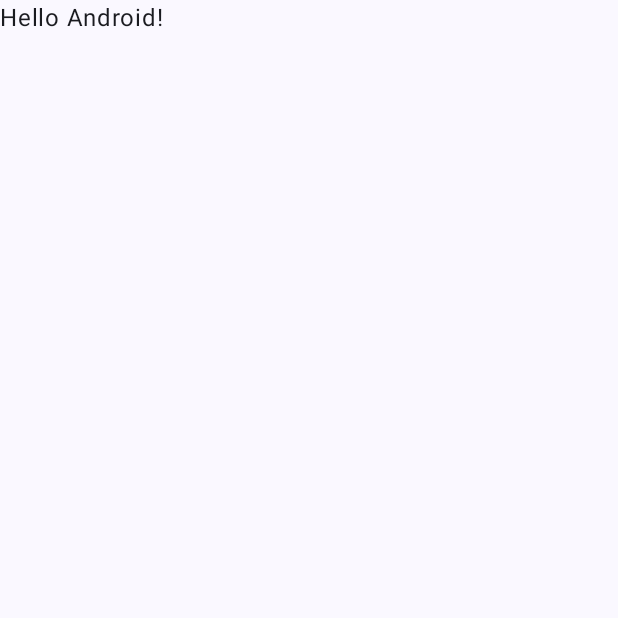
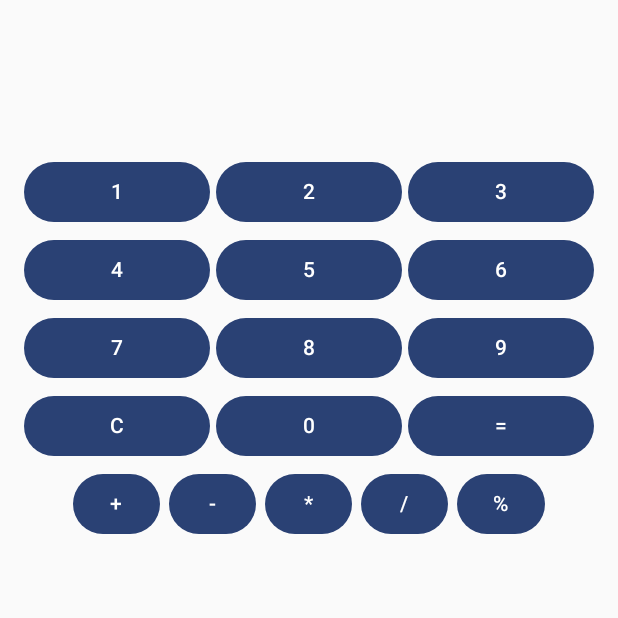
Before and after one commit to AnastasisArt/Calculatrice, an Android app built with Jetpack Compose: the screen it shows after launch (MainActivity), on a phone screen of 412 x 824 dp, the top half of it. Before the commit the part shown is almost empty. Run offline under Robolectric (Android 15) with nearby library versions, the phone set to English and light mode, and no system bars.

Commit message:
Fonctionnel - A améliorer

```diff
--- a/app/build.gradle.kts
+++ b/app/build.gradle.kts
@@ -6,7 +6,7 @@ plugins {
 
 android {
     namespace = "com.example.calculatrice_av"
-    compileSdk = 34
+    compileSdk = 35
 
     defaultConfig {
         applicationId = "com.example.calculatrice_av"
--- a/app/src/main/java/com/example/calculatrice_av/MainActivity.kt
+++ b/app/src/main/java/com/example/calculatrice_av/MainActivity.kt
@@ -4,13 +4,12 @@ import android.os.Bundle
 import androidx.activity.ComponentActivity
 import androidx.activity.compose.setContent
 import androidx.activity.enableEdgeToEdge
-import androidx.compose.foundation.layout.fillMaxSize
-import androidx.compose.foundation.layout.padding
-import androidx.compose.material3.Scaffold
-import androidx.compose.material3.Text
-import androidx.compose.runtime.Composable
+import androidx.compose.foundation.layout.*
+import androidx.compose.material3.*
+import androidx.compose.runtime.*
 import androidx.compose.ui.Modifier
-import androidx.compose.ui.tooling.preview.Preview
+import androidx.compose.ui.Alignment
+import androidx.compose.ui.unit.dp
 import com.example.calculatrice_av.ui.theme.Calculatrice_AVTheme
 
 class MainActivity : ComponentActivity() {
@@ -19,29 +18,116 @@ class MainActivity : ComponentActivity() {
         enableEdgeToEdge()
         setContent {
             Calculatrice_AVTheme {
-                Scaffold(modifier = Modifier.fillMaxSize()) { innerPadding ->
-                    Greeting(
-                        name = "Android",
-                        modifier = Modifier.padding(innerPadding)
-                    )
-                }
+                CalculatriceApp(modifier = Modifier.fillMaxSize())
             }
         }
     }
 }
 
 @Composable
-fun Greeting(name: String, modifier: Modifier = Modifier) {
-    Text(
-        text = "Hello $name!",
-        modifier = modifier
-    )
-}
+fun CalculatriceApp(modifier: Modifier = Modifier){
+    val calculatrice = remember{Calculatrice()}
+    //Mise en place d'une variable d'état afin d'afficher la saisie dynamiquement
+    var displaySaisie by remember{mutableStateOf(calculatrice.getSaisie())}
 
-@Preview(showBackground = true)
-@Composable
-fun GreetingPreview() {
-    Calculatrice_AVTheme {
-        Greeting("Android")
+    //Mise à jour de l'affichage
+    fun updateSaisie(){
+        displaySaisie= calculatrice.getSaisie()
+    }
+
+    Column(
+        modifier= modifier.fillMaxSize().padding(16.dp),
+        verticalArrangement = Arrangement.spacedBy(4.dp),
+        horizontalAlignment = Alignment.CenterHorizontally
+    ){
+        //Affichage de la saisie
+        Text(text=displaySaisie, modifier= Modifier.padding(30.dp))
+
+        //---- Boutons
+        //1ere ligne boutons
+        Row(modifier= Modifier.fillMaxWidth(), horizontalArrangement = Arrangement.spacedBy(4.dp)){
+            listOf("1", "2", "3").forEach{chiffre->
+                Button(onClick={
+                    calculatrice.addNum(chiffre)
+                    updateSaisie()
+                },
+                    modifier= Modifier.weight(1f)
+                ){
+                    Text(text=chiffre)
+                }
+            }
+        }
+
+        //2eme ligne boutons
+        Row(modifier= Modifier.fillMaxWidth(), horizontalArrangement = Arrangement.spacedBy(4.dp)){
+            listOf("4", "5", "6").forEach{chiffre->
+                Button(onClick={
+                    calculatrice.addNum(chiffre)
+                    updateSaisie()
+                },
+                    modifier= Modifier.weight(1f)
+                ){
+                    Text(text=chiffre)
+                }
+            }
+        }
+
+        //3ème ligne boutons
+        Row(modifier= Modifier.fillMaxWidth(), horizontalArrangement = Arrangement.spacedBy(4.dp)){
+            listOf("7", "8", "9").forEach{chiffre->
+                Button(onClick={
+                    calculatrice.addNum(chiffre)
+                    updateSaisie()
+                },
+                    modifier= Modifier.weight(1f)
+                ){
+                    Text(text=chiffre)
+                }
+            }
+        }
+
+        //4ème ligne boutons
+        Row(modifier= Modifier.fillMaxWidth(), horizontalArrangement = Arrangement.spacedBy(4.dp)){
+            //Bouton effacer
+            Button(onClick={
+                calculatrice.resetCalc()
+                updateSaisie()
+            },
+                modifier= Modifier.weight(1f)
+            ){
+                Text(text="C")
+            }
+
+            Button(onClick={
+                calculatrice.addNum("0")
+                updateSaisie()
+            },
+                modifier= Modifier.weight(1f)
+            ){
+                Text(text="0")
+            }
+
+            //Bouton pour calculer
+            Button(onClick={
+                calculatrice.calculer()
+                updateSaisie()
+            },
+                modifier= Modifier.weight(1f)
+            ){
+                Text(text="=")
+            }
+        }
+
+        //Boutons d'opérateurs
+        Row(horizontalArrangement = Arrangement.spacedBy(6.dp)){
+            listOf("+", "-", "*", "/", "%").forEach{operateur->
+                Button(onClick={
+                    calculatrice.addOpe(operateur)
+                    updateSaisie()
+                }){
+                    Text(text=operateur)
+                }
+            }
+        }
     }
 }
--- a/app/src/main/java/com/example/calculatrice_av/ui/theme/Theme.kt
+++ b/app/src/main/java/com/example/calculatrice_av/ui/theme/Theme.kt
@@ -45,7 +45,6 @@ fun Calculatrice_AVTheme(
         val context = LocalContext.current
         if (darkTheme) dynamicDarkColorScheme(context) else dynamicLightColorScheme(context)
       }
-
       darkTheme -> DarkColorScheme
       else -> LightColorScheme
     }
--- a/app/src/main/res/values/themes.xml
+++ b/app/src/main/res/values/themes.xml
@@ -1,5 +1,4 @@
 <?xml version="1.0" encoding="utf-8"?>
 <resources>
-
     <style name="Theme.Calculatrice_AV" parent="android:Theme.Material.Light.NoActionBar" />
 </resources>
```
Also changed, not shown: app/src/main/AndroidManifest.xml (+3 -4 lines), app/src/main/java/com/example/calculatrice_av/Calculatrice.kt (added, +81 -0 lines), app/src/main/java/com/example/calculatrice_av/EOperateur.kt (added, +9 -0 lines). Lines whose indentation alone changed are shown as unchanged.
